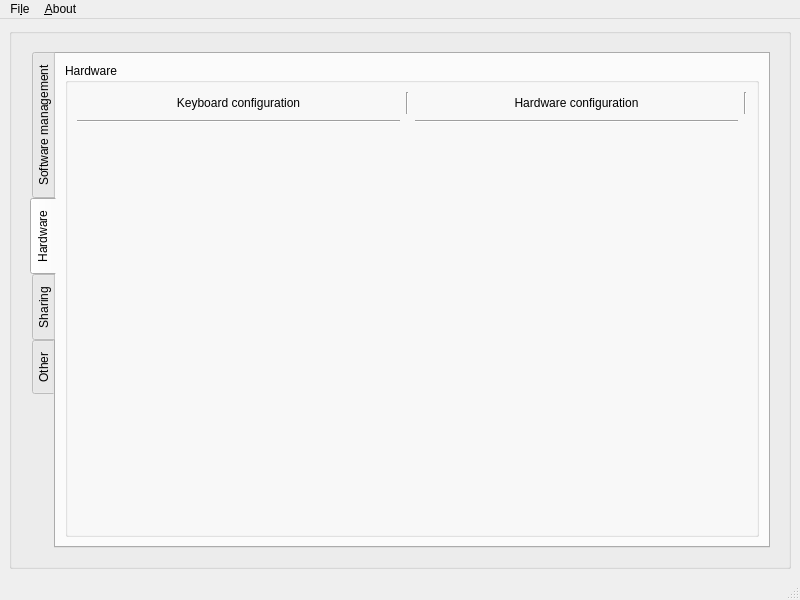
This is src/gui/mainwindow.ui in kratos83/CondresControlCenter as Qt 5 draws it before an edit. The edited form follows.
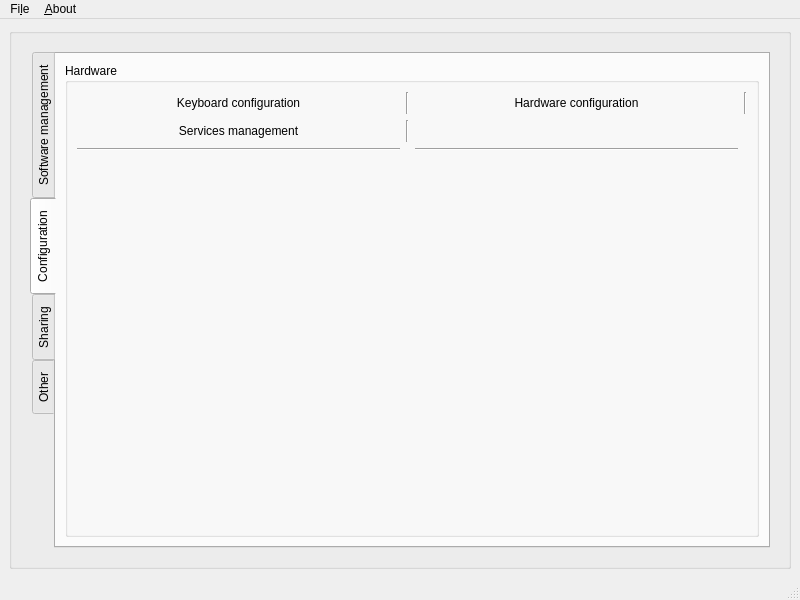
This is the edited form. The open tabs and pages were chosen to show the change. Icons and pictures are not drawn.

```diff
--- a/src/gui/mainwindow.ui
+++ b/src/gui/mainwindow.ui
@@ -251,7 +251,7 @@
                 <normaloff>:/images/laptop.png</normaloff>:/images/laptop.png</iconset>
               </attribute>
               <attribute name="title">
-               <string>Hardware</string>
+               <string>Configuration</string>
               </attribute>
               <layout class="QGridLayout" name="gridLayout_6">
                <item row="0" column="0">
@@ -289,6 +289,20 @@
                       </property>
                      </widget>
                     </item>
+                    <item row="0" column="1">
+                     <widget class="Line" name="line_8">
+                      <property name="orientation">
+                       <enum>Qt::Vertical</enum>
+                      </property>
+                     </widget>
+                    </item>
+                    <item row="2" column="0">
+                     <widget class="Line" name="line_9">
+                      <property name="orientation">
+                       <enum>Qt::Horizontal</enum>
+                      </property>
+                     </widget>
+                    </item>
                     <item row="0" column="0">
                      <widget class="QPushButton" name="pushKey">
                       <property name="text">
@@ -309,30 +323,43 @@
                       </property>
                      </widget>
                     </item>
-                    <item row="0" column="1">
-                     <widget class="Line" name="line_8">
-                      <property name="orientation">
-                       <enum>Qt::Vertical</enum>
-                      </property>
-                     </widget>
-                    </item>
-                    <item row="1" column="0">
-                     <widget class="Line" name="line_9">
-                      <property name="orientation">
-                       <enum>Qt::Horizontal</enum>
-                      </property>
-                     </widget>
-                    </item>
-                    <item row="1" column="2">
+                    <item row="2" column="2">
                      <widget class="Line" name="line_10">
                       <property name="orientation">
                        <enum>Qt::Horizontal</enum>
                       </property>
                      </widget>
                     </item>
+                    <item row="1" column="0">
+                     <widget class="QPushButton" name="pushButtonServices">
+                      <property name="text">
+                       <string>Services management</string>
+                      </property>
+                      <property name="icon">
+                       <iconset resource="../images.qrc">
+                        <normaloff>:/images/service.png</normaloff>:/images/service.png</iconset>
+                      </property>
+                      <property name="iconSize">
+                       <size>
+                        <width>64</width>
+                        <height>64</height>
+                       </size>
+                      </property>
+                      <property name="flat">
+                       <bool>true</bool>
+                      </property>
+                     </widget>
+                    </item>
+                    <item row="1" column="1">
+                     <widget class="Line" name="line_15">
+                      <property name="orientation">
+                       <enum>Qt::Vertical</enum>
+                      </property>
+                     </widget>
+                    </item>
                    </layout>
                   </item>
-                  <item row="1" column="0">
+                  <item row="2" column="0">
                    <spacer name="verticalSpacer_2">
                     <property name="orientation">
                      <enum>Qt::Vertical</enum>
```
